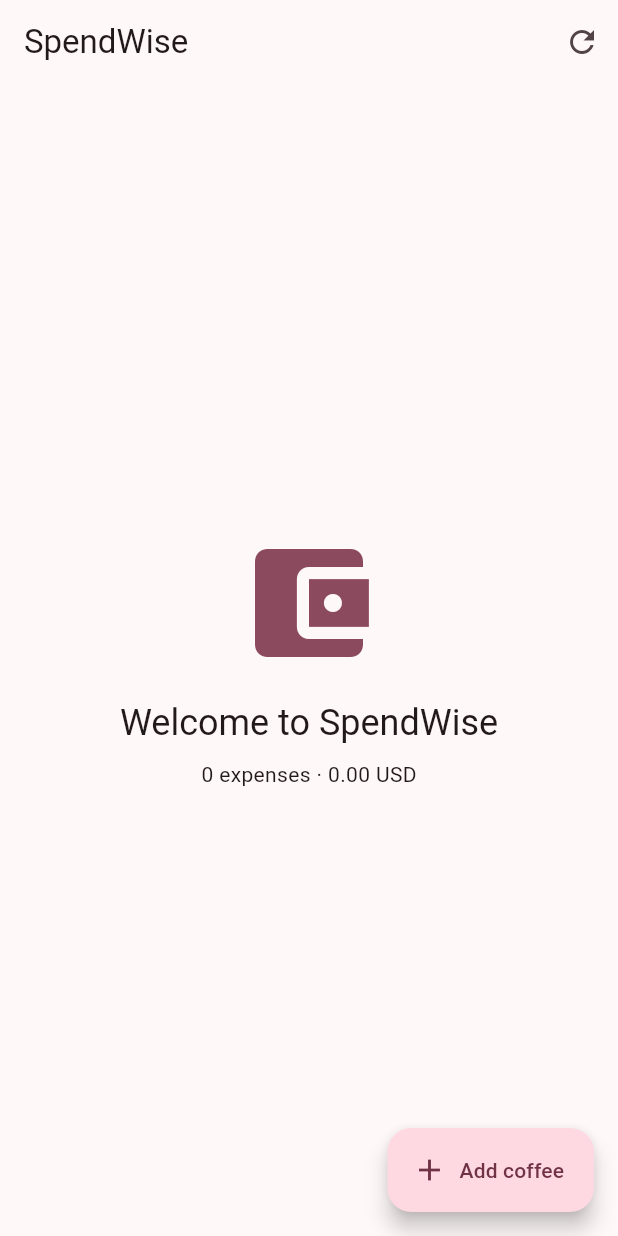
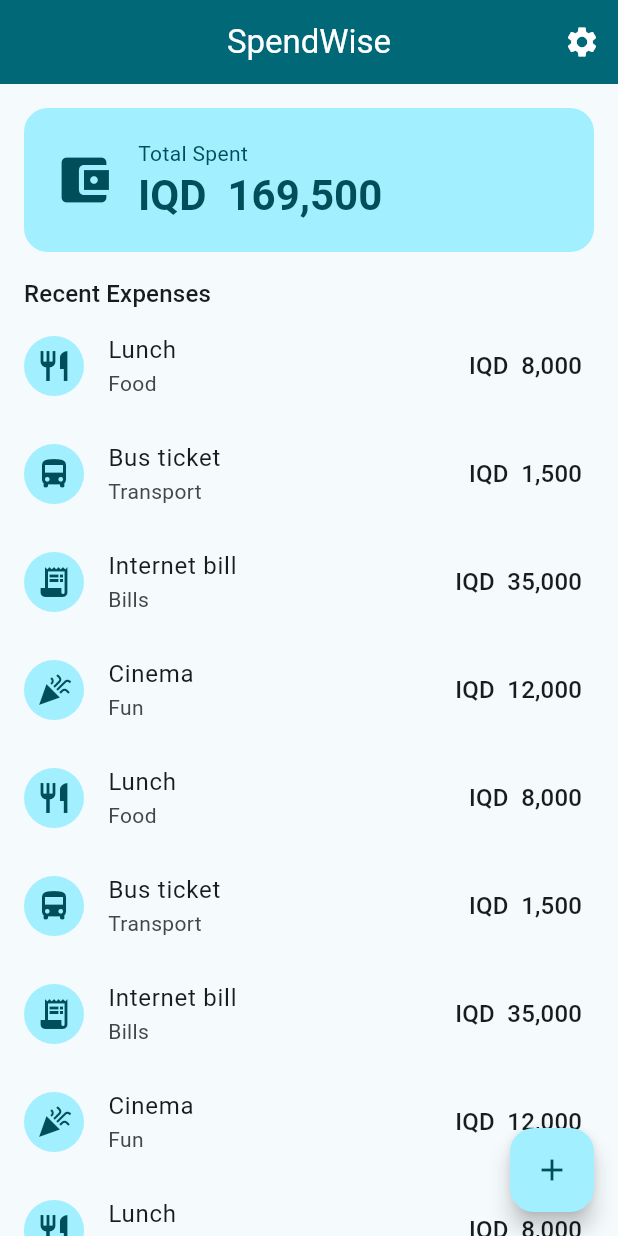
Before and after one commit to rozhinomed2-cmd/spendwise, a Flutter app: the screen it shows after launch, on a phone screen of 412 x 824 dp. Run offline on Flutter 3.47's test engine with Material 3 defaults, Android fonts, the phone set to English and light mode, and no system bars.

Commit message:
Update all SpendWise files

```diff
--- a/lib/data/fake_expense_repository.dart
+++ /dev/null
@@ -1,25 +0,0 @@
-import 'dart:async';
-
-import '../models/expense.dart';
-import 'sample_data.dart';
-
-class FakeExpenseRepository {
-  final List<Expense> _items = [...sampleExpenses];
-  final _controller = StreamController<List<Expense>>.broadcast();
-
-  /// Simulates a slow database/network load.
-  Future<List<Expense>> loadAll() async {
-    await Future.delayed(const Duration(milliseconds: 800));
-    return List.unmodifiable(_items);
-  }
-
-  Future<void> add(Expense e) async {
-    await Future.delayed(const Duration(milliseconds: 200));
-    _items.add(e);
-    _controller.add(List.unmodifiable(_items)); // notify listeners
-  }
-
-  Stream<List<Expense>> watchAll() => _controller.stream;
-
-  void dispose() => _controller.close();
-}
--- a/lib/main.dart
+++ b/lib/main.dart
@@ -1,4 +1,7 @@
 import 'package:flutter/material.dart';
+
+import 'screens/home_screen.dart';
+import 'theme/app_theme.dart';
 
 void main() {
   runApp(const SpendWiseApp());
@@ -12,82 +15,10 @@ class SpendWiseApp extends StatelessWidget {
     return MaterialApp(
       title: 'SpendWise',
       debugShowCheckedModeBanner: false,
-      theme: ThemeData(
-        colorScheme: ColorScheme.fromSeed(
-          seedColor: const Color(0xFF760A3A), // TIU maroon
-        ),
-      ),
-      home: const WelcomeScreen(),
+      theme: AppTheme.light(),
+      darkTheme: AppTheme.dark(),
+      themeMode: ThemeMode.system,
+      home: const HomeScreen(),
     );
   }
 }
-
-class WelcomeScreen extends StatefulWidget {
-  const WelcomeScreen({super.key});
-
-  @override
-  State<WelcomeScreen> createState() => _WelcomeScreenState();
-}
-
-class _WelcomeScreenState extends State<WelcomeScreen> {
-  int _expenseCount = 0;
-  double _total = 0;
-
-  void _addSampleExpense() {
-    setState(() {
-      _expenseCount++;
-      _total += 2.50; // a coffee, for now
-    });
-  }
-
-  void _reset() {
-    setState(() {
-      _expenseCount = 0;
-      _total = 0;
-    });
-  }
-
-  @override
-  Widget build(BuildContext context) {
-    final scheme = Theme.of(context).colorScheme;
-    final text = Theme.of(context).textTheme;
-    return Scaffold(
-      appBar: AppBar(
-        title: const Text('SpendWise'),
-        actions: [
-          IconButton(
-            onPressed: _reset,
-            icon: const Icon(Icons.refresh),
-            tooltip: 'Reset',
-          ),
-        ],
-      ),
-      body: Center(child: _buildSummary(scheme, text)),
-      floatingActionButton: _buildFab(),
-    );
-  }
-
-  Widget _buildSummary(ColorScheme scheme, TextTheme text) {
-    return Column(
-      mainAxisAlignment: MainAxisAlignment.center,
-      children: [
-        Icon(Icons.account_balance_wallet, size: 96, color: scheme.primary),
-        const SizedBox(height: 16),
-        Text('Welcome to SpendWise', style: text.headlineSmall),
-        const SizedBox(height: 8),
-        Text(
-          '$_expenseCount expenses · '
-          '${_total.toStringAsFixed(2)} USD',
-        ),
-      ],
-    );
-  }
-
-  Widget _buildFab() {
-    return FloatingActionButton.extended(
-      onPressed: _addSampleExpense,
-      icon: const Icon(Icons.add),
-      label: const Text('Add coffee'),
-    );
-  }
-}
--- a/lib/models/expense.dart
+++ b/lib/models/expense.dart
@@ -1,76 +1,115 @@
-import 'category.dart';
+// ignore: unused_import
+import 'package:flutter/cupertino.dart';
 
 class Expense {
-  final String id;
   final String title;
-  final double amount;
-  final Category category;
+  final int amount;
+  final String category;
   final DateTime date;
-  final String? note;
 
-  const Expense({
-    required this.id,
+  Expense({
     required this.title,
     required this.amount,
     required this.category,
     required this.date,
-    this.note,
   });
 
-  bool get isLarge => amount >= 50;
+  @override
+  String toString() => '$title ($category): ${formatIqd(amount)}';
+}
 
-  Expense copyWith({
-    String? title,
-    double? amount,
-    Category? category,
-    DateTime? date,
-    String? note,
-  }) {
-    return Expense(
-      id: id,
-      title: title ?? this.title,
-      amount: amount ?? this.amount,
-      category: category ?? this.category,
-      date: date ?? this.date,
-      note: note ?? this.note,
-    );
+final List<Expense> sampleExpenses = [
+  Expense(
+    title: 'Lunch',
+    amount: 8000,
+    category: 'Food',
+    date: DateTime(2026, 10, 12),
+  ),
+  Expense(
+    title: 'Bus ticket',
+    amount: 1500,
+    category: 'Transport',
+    date: DateTime(2026, 10, 12),
+  ),
+  Expense(
+    title: 'Internet bill',
+    amount: 35000,
+    category: 'Bills',
+    date: DateTime(2026, 10, 10),
+  ),
+  Expense(
+    title: 'Cinema',
+    amount: 12000,
+    category: 'Fun',
+    date: DateTime(2026, 10, 9),
+  ),
+  Expense(
+    title: 'Lunch',
+    amount: 8000,
+    category: 'Food',
+    date: DateTime(2026, 10, 12),
+  ),
+  Expense(
+    title: 'Bus ticket',
+    amount: 1500,
+    category: 'Transport',
+    date: DateTime(2026, 10, 12),
+  ),
+  Expense(
+    title: 'Internet bill',
+    amount: 35000,
+    category: 'Bills',
+    date: DateTime(2026, 10, 10),
+  ),
+  Expense(
+    title: 'Cinema',
+    amount: 12000,
+    category: 'Fun',
+    date: DateTime(2026, 10, 9),
+  ),
+  Expense(
+    title: 'Lunch',
+    amount: 8000,
+    category: 'Food',
+    date: DateTime(2026, 10, 12),
+  ),
+  Expense(
+    title: 'Bus ticket',
+    amount: 1500,
+    category: 'Transport',
+    date: DateTime(2026, 10, 12),
+  ),
+  Expense(
+    title: 'Internet bill',
+    amount: 35000,
+    category: 'Bills',
+    date: DateTime(2026, 10, 10),
+  ),
+  Expense(
+    title: 'Cinema',
+    amount: 12000,
+    category: 'Fun',
+    date: DateTime(2026, 10, 9),
+  ),
+];
+
+int totalOf(List<Expense> expenses) {
+  int total = 0;
+  for (final e in expenses) {
+    total += e.amount;
   }
+  return total;
+}
 
-  Map<String, Object?> toMap() => {
-    'id': id,
-    'title': title,
-    'amount': amount,
-    'category': category.name,
-    'date': date.toIso8601String(),
-    'note': note,
-  };
-
-  factory Expense.fromMap(Map<String, Object?> map) {
-    return Expense(
-      id: map['id'] as String,
-      title: map['title'] as String,
-      amount: (map['amount'] as num).toDouble(),
-      category: Category.fromName(map['category'] as String?),
-      date: DateTime.parse(map['date'] as String),
-      note: map['note'] as String?,
-    );
+String formatIqd(int amount) {
+  final digits = amount.toString();
+  String result = ' ';
+  for (int i = 0; i < digits.length; i++) {
+    final left = digits.length - i;
+    if (i > 0 && left % 3 == 0) {
+      result += ',';
+    }
+    result += digits[i];
   }
-
-  @override
-  bool operator ==(Object other) =>
-      identical(this, other) ||
-      other is Expense &&
-          other.id == id &&
-          other.title == title &&
-          other.amount == amount &&
-          other.category == category &&
-          other.date == date &&
-          other.note == note;
-
-  @override
-  int get hashCode => Object.hash(id, title, amount, category, date, note);
-
-  @override
-  String toString() =>
-      'Expense($title, $amount, ${category.name}, ${date.toIso8601String()})';
+  return 'IQD $result';
 }
--- /dev/null
+++ b/lib/screens/home_screen.dart
@@ -0,0 +1,56 @@
+import 'package:flutter/material.dart';
+import 'package:spendwise/models/expense.dart';
+import 'package:spendwise/widgets/expense_list.dart';
+import 'package:spendwise/widgets/summary_card.dart';
+
+class HomeScreen extends StatelessWidget {
+  const HomeScreen({super.key});
+
+  @override
+  Widget build(BuildContext context) {
+    return Scaffold(
+      appBar: AppBar(
+        title: const Text('SpendWise'),
+        actions: [
+          IconButton(
+            icon: const Icon(Icons.settings),
+            onPressed: () {
+              print('Settings tapped');
+            },
+          ),
+        ],
+      ),
+
+      body: LayoutBuilder(
+        builder: (context, constraints) {
+          final card = SummaryCard(total: totalOf(sampleExpenses));
+          final list = ExpenseList(expenses: sampleExpenses);
+
+          if (constraints.maxWidth < 600) {
+            return Column(
+              children: [
+                card,
+                Expanded(child: list),
+              ],
+            );
+          }
+
+          return Row(
+            crossAxisAlignment: CrossAxisAlignment.start,
+            children: [
+              SizedBox(width: 360, child: card),
+              Expanded(child: list),
+            ],
+          );
+        },
+      ),
+
+      floatingActionButton: FloatingActionButton(
+        onPressed: () {
+          print('Add tapped');
+        },
+        child: const Icon(Icons.add),
+      ),
+    );
+  }
+}
--- /dev/null
+++ b/lib/theme/app_theme.dart
@@ -0,0 +1,21 @@
+import 'package:flutter/material.dart';
+
+// All colors and text styles of SpendWise live here
+class AppTheme {
+  static ThemeData light() => _build(Brightness.light);
+  static ThemeData dark() => _build(Brightness.dark);
+  static ThemeData _build(Brightness brrightness) {
+    final scheme = ColorScheme.fromSeed(
+      seedColor: Colors.cyan,
+      brightness: brrightness,
+    );
+    return ThemeData(
+      colorScheme: scheme,
+      appBarTheme: AppBarTheme(
+        backgroundColor: scheme.primary,
+        foregroundColor: scheme.onPrimary,
+        centerTitle: true,
+      ),
+    );
+  }
+}
--- /dev/null
+++ b/lib/widgets/expense_list.dart
@@ -0,0 +1,29 @@
+import 'package:flutter/material.dart';
+
+import '../models/expense.dart';
+import 'expense_tile.dart';
+
+class ExpenseList extends StatelessWidget {
+  final List<Expense> expenses;
+  const ExpenseList({super.key, required this.expenses});
+  @override
+  Widget build(BuildContext context) {
+    return Column(
+      crossAxisAlignment: CrossAxisAlignment.start,
+      children: [
+        Padding(
+          padding: EdgeInsets.symmetric(horizontal: 16),
+          child: Text(
+            'Recent Expenses',
+            style: Theme.of(context).textTheme.titleMedium,
+          ),
+        ),
+        Expanded(
+          child: ListView(
+            children: [for (final e in sampleExpenses) ExpenseTile(expense: e)],
+          ),
+        ),
+      ],
+    );
+  }
+}
--- /dev/null
+++ b/lib/widgets/expense_tile.dart
@@ -0,0 +1,37 @@
+import 'package:flutter/material.dart';
+
+import '../models/expense.dart';
+
+class ExpenseTile extends StatelessWidget {
+  final Expense expense;
+
+  const ExpenseTile({super.key, required this.expense});
+
+  @override
+  Widget build(BuildContext context) {
+    return ListTile(
+      leading: CircleAvatar(child: Icon(iconFor(expense.category))),
+      title: Text(expense.title),
+      subtitle: Text(expense.category),
+      trailing: Text(
+        formatIqd(expense.amount),
+        style: Theme.of(context).textTheme.titleMedium,
+      ),
+    );
+  }
+}
+
+IconData iconFor(String category) {
+  switch (category) {
+    case 'Food':
+      return Icons.restaurant;
+    case 'Transport':
+      return Icons.directions_bus;
+    case 'Bills':
+      return Icons.receipt_long;
+    case 'Fun':
+      return Icons.celebration;
+    default:
+      return Icons.payments;
+  }
+}
--- /dev/null
+++ b/lib/widgets/summary_card.dart
@@ -0,0 +1,51 @@
+import 'package:flutter/material.dart';
+
+import '../models/expense.dart';
+
+class SummaryCard extends StatelessWidget {
+  final int total;
+  const SummaryCard({super.key, required this.total});
+
+  @override
+  Widget build(BuildContext context) {
+    final colors = Theme.of(context).colorScheme;
+    final text = Theme.of(context).textTheme;
+    return Container(
+      width: double.infinity,
+      margin: const EdgeInsets.all(16),
+      padding: const EdgeInsets.all(20),
+      decoration: BoxDecoration(
+        color: colors.primaryContainer,
+        borderRadius: BorderRadius.circular(16),
+      ),
+      child: Row(
+        children: [
+          Icon(
+            Icons.account_balance_wallet,
+            size: 40,
+            color: colors.onPrimaryContainer,
+          ),
+          const SizedBox(width: 16),
+          Column(
+            crossAxisAlignment: CrossAxisAlignment.start,
+            children: [
+              Text(
+                'Total Spent',
+                style: text.bodyMedium?.copyWith(
+                  color: colors.onPrimaryContainer,
+                ),
+              ),
+              Text(
+                formatIqd(total),
+                style: text.headlineMedium?.copyWith(
+                  color: colors.onPrimaryContainer,
+                  fontWeight: FontWeight.bold,
+                ),
+              ),
+            ],
+          ),
+        ],
+      ),
+    );
+  }
+}
```
Also changed, not shown: lib/data/sample_data.dart (deleted, +0 -48 lines), lib/models/category.dart (deleted, +0 -18 lines), lib/utils/expense_x.dart (deleted, +0 -31 lines), tool/async_demo.dart (deleted, +0 -28 lines), tool/playground.dart (deleted, +0 -17 lines), 1 other file.
